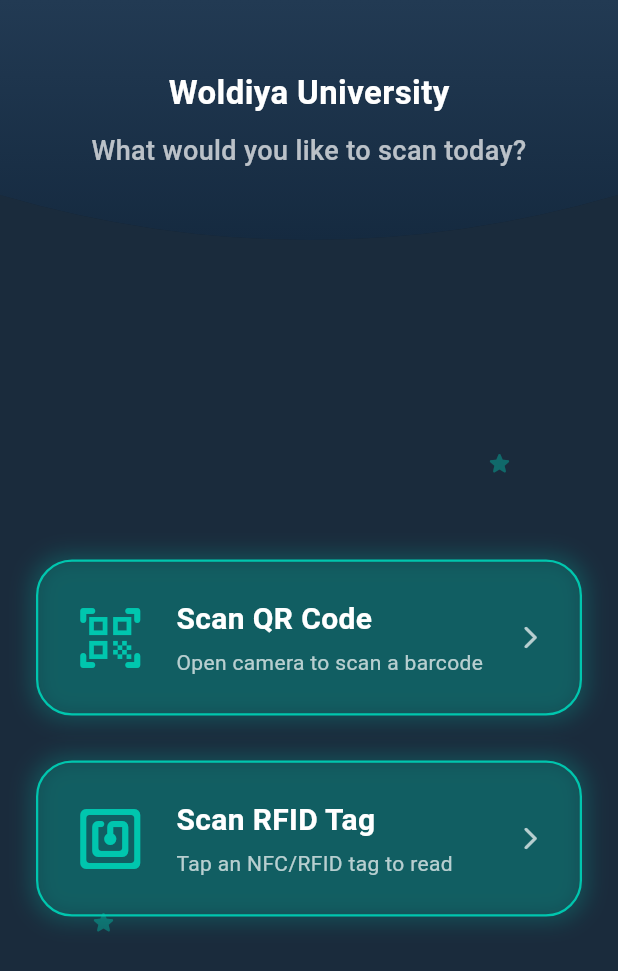
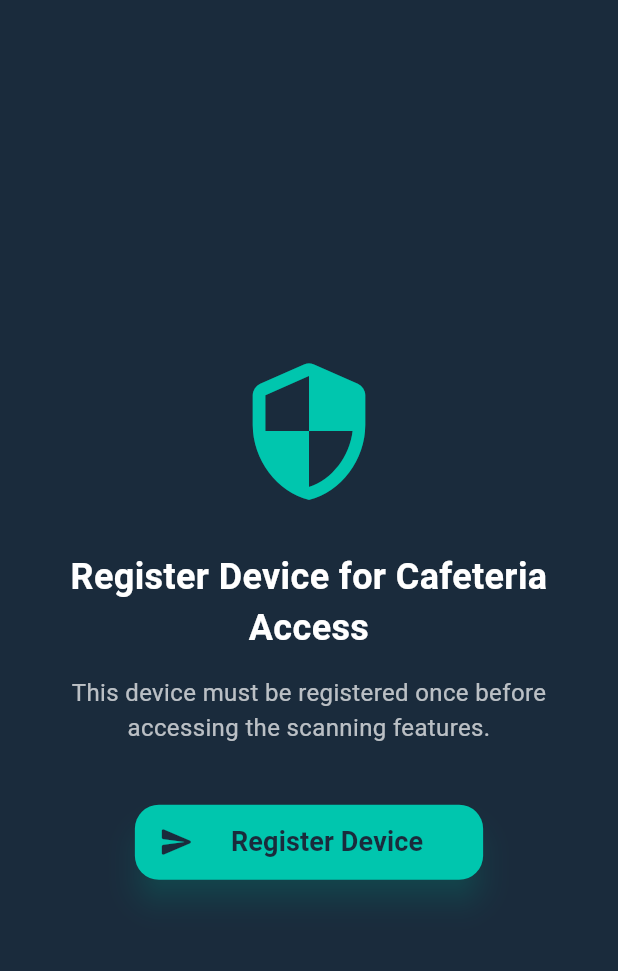
Before and after one commit to Abelmalu/RFID-Tag-Reader, a Flutter app: the screen it shows after launch, on a phone screen of 412 x 824 dp. Shown: the top 971 px of the screen. Run offline on Flutter 3.47's test engine with Material 3 defaults, Android fonts, the phone set to English and light mode, and no system bars; our stand-ins replace shared_preferences; missing offline and left inert: nfc_manager.

Commit message:
home screen changed

```diff
--- a/lib/RFID_screen.dart
+++ b/lib/RFID_screen.dart
@@ -127,7 +127,7 @@ class _NfcReaderScreenState extends State<NfcReaderScreen>
             // 1. Process Tag ID (using MifareClassicAndroid as example)
             final MifareClassicAndroid? mifareClassicCard =
                 MifareClassicAndroid.from(tag);
-            final rawUidBytes = mifareClassicCard?.tag.id as Uint8List?;
+            final rawUidBytes = mifareClassicCard?.tag.id;
             final tagUid = rawUidBytes != null
                 ? _bytesToHexString(rawUidBytes)
                 : null;
--- a/lib/main.dart
+++ b/lib/main.dart
@@ -1,6 +1,7 @@
 import 'package:flutter/material.dart';
 import 'package:flutter/services.dart';
 import 'RFID_screen.dart';
+import 'registration_screen.dart';
 
 void main() {
   runApp(MyApp());
@@ -23,7 +24,7 @@ class MyApp extends StatelessWidget {
   Widget build(BuildContext context) {
     return const MaterialApp(
       debugShowCheckedModeBanner: false,
-      home: HomeScreen(),
+      home: RegistrationScreen(),
     );
   }
 }
--- /dev/null
+++ b/lib/registration_screen.dart
@@ -0,0 +1,97 @@
+import 'package:flutter/material.dart';
+import 'package:shared_preferences/shared_preferences.dart';
+import 'main.dart';
+
+// Import your custom colors from main.dart
+const Color kDarkBackgroundColor = Color(0xFF1A2B3C);
+const Color kPrimaryAccentColor = Color(0xFF00C6AE);
+const Color kLightTextColor = Colors.white;
+const Color kSecondaryTextColor = Colors.white70;
+
+class RegistrationScreen extends StatelessWidget {
+  const RegistrationScreen({Key? key}) : super(key: key);
+
+  // Key used to store the registration status in SharedPreferences
+  static const String _kIsRegistered = 'is_device_registered';
+
+  Future<void> _registerDevice(BuildContext context) async {
+    // 1. Simulate API call or registration process (can be expanded later)
+    await Future.delayed(const Duration(milliseconds: 800)); // Simulate loading
+
+    // 2. Save the registration status persistently
+    final prefs = await SharedPreferences.getInstance();
+    await prefs.setBool(_kIsRegistered, true);
+
+    // 3. Navigate to the main application screen
+    if (context.mounted) {
+      Navigator.of(context).pushReplacement(
+        MaterialPageRoute(builder: (context) => const HomeScreen()),
+      );
+    }
+  }
+
+  @override
+  Widget build(BuildContext context) {
+    return Scaffold(
+      backgroundColor: kDarkBackgroundColor,
+      body: Padding(
+        padding: const EdgeInsets.all(32.0),
+        child: Center(
+          child: Column(
+            mainAxisAlignment: MainAxisAlignment.center,
+            children: [
+              const Icon(
+                Icons.security_rounded,
+                size: 100,
+                color: kPrimaryAccentColor,
+              ),
+              const SizedBox(height: 30),
+              const Text(
+                'Register Device for Cafeteria Access',
+                textAlign: TextAlign.center,
+                style: TextStyle(
+                  color: kLightTextColor,
+                  fontSize: 24,
+                  fontWeight: FontWeight.bold,
+                ),
+              ),
+              const SizedBox(height: 15),
+              const Text(
+                'This device must be registered once before accessing the scanning features.',
+                textAlign: TextAlign.center,
+                style: TextStyle(color: kSecondaryTextColor, fontSize: 16),
+              ),
+              const SizedBox(height: 40),
+              ElevatedButton.icon(
+                onPressed: () => _registerDevice(context),
+                icon: const Icon(Icons.send_rounded, size: 24),
+                label: const Padding(
+                  padding: EdgeInsets.symmetric(
+                    vertical: 12.0,
+                    horizontal: 16.0,
+                  ),
+                  child: Text(
+                    'Register Device',
+                    style: TextStyle(fontSize: 18, fontWeight: FontWeight.bold),
+                  ),
+                ),
+                style: ElevatedButton.styleFrom(
+                  foregroundColor: kDarkBackgroundColor,
+                  backgroundColor: kPrimaryAccentColor,
+                  shape: RoundedRectangleBorder(
+                    borderRadius: BorderRadius.circular(16),
+                  ),
+                  elevation: 8,
+                  shadowColor: kPrimaryAccentColor.withOpacity(0.5),
+                ),
+              ),
+            ],
+          ),
+        ),
+      ),
+    );
+  }
+}
+
+// Dummy HomeScreen import needed for navigation in this file
+// (In main.dart, we'll use the actual HomeScreen)
--- a/pubspec.yaml
+++ b/pubspec.yaml
@@ -37,6 +37,7 @@ dependencies:
   nfc_manager: ^4.1.1
   nfc_manager_ndef: ^1.1.0
   flutter_animate: ^4.5.0
+  shared_preferences: ^2.5.3
 
 dev_dependencies:
   flutter_test:
```
Also changed, not shown: pubspec.lock, 1 other file.
